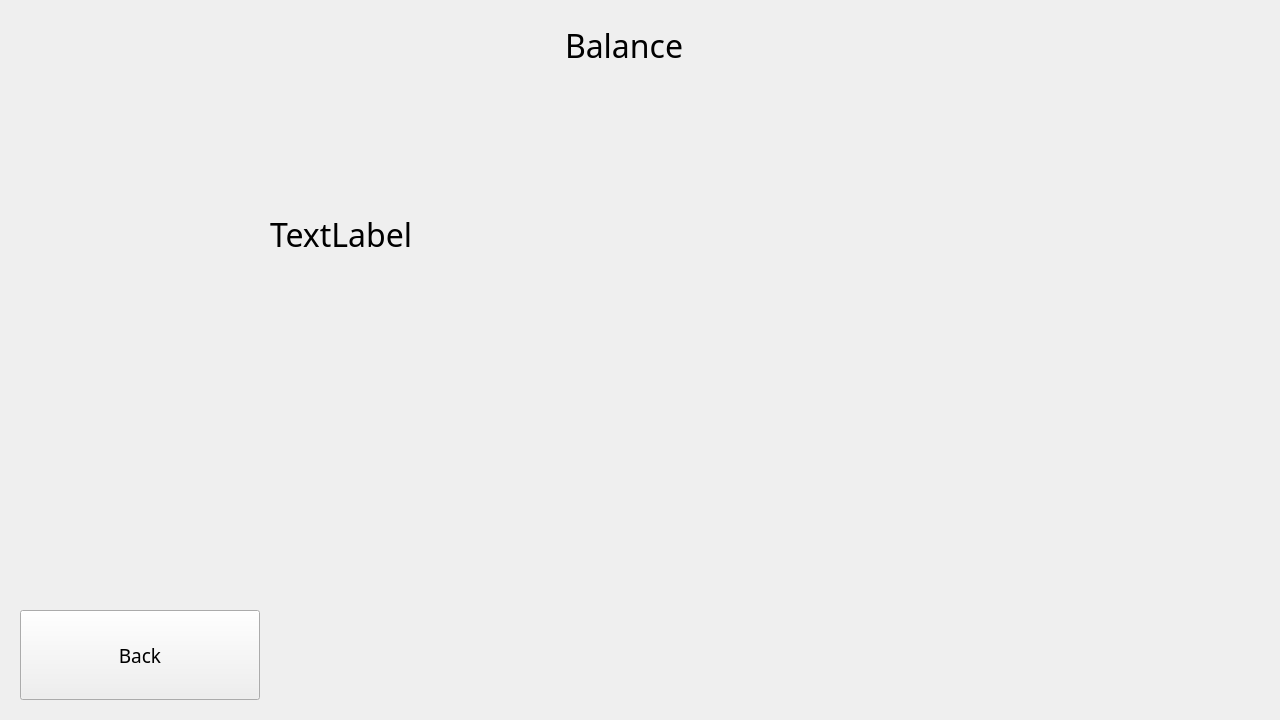
Qt form frontend/debitbalance.ui (t1rate01/ATM_groupproject) before a commit.
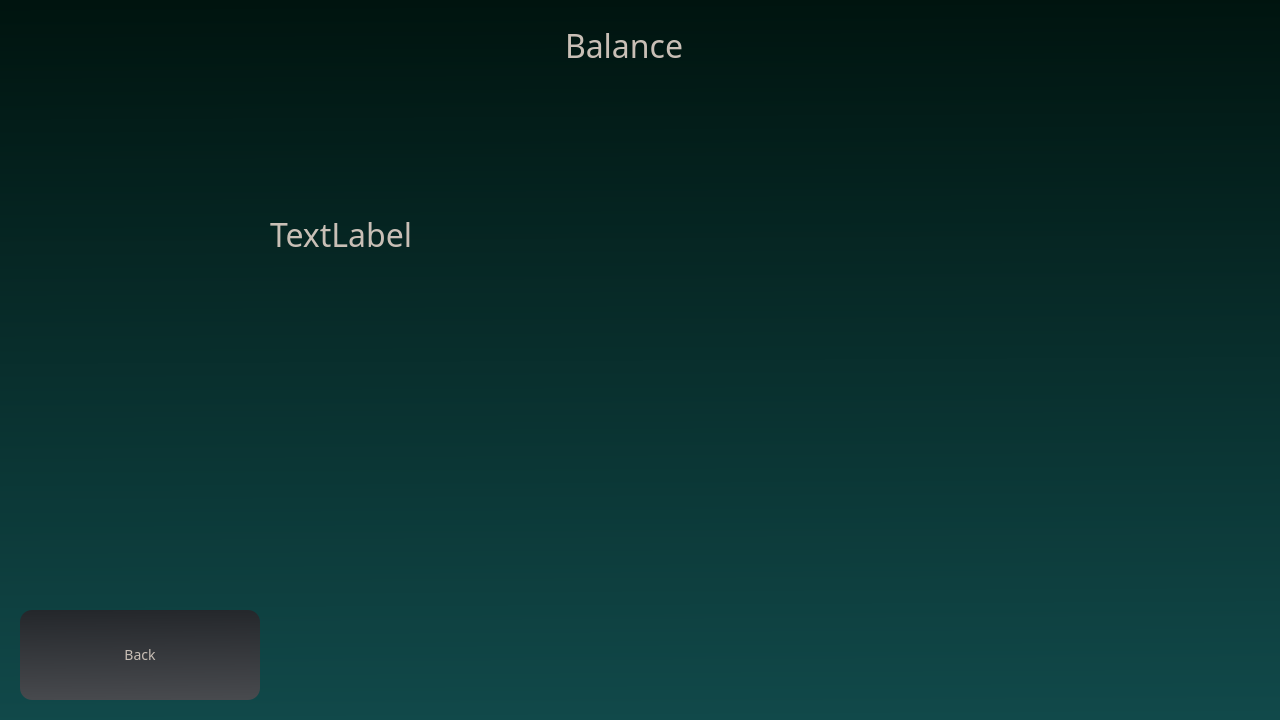
The same form after that commit.

Patch:
```diff
--- a/frontend/debitbalance.ui
+++ b/frontend/debitbalance.ui
@@ -13,6 +13,11 @@
   <property name="windowTitle">
    <string>Form</string>
   </property>
+  <property name="styleSheet">
+   <string notr="true">color: #c9bfb6;
+background-color: transparent;
+background-color: qlineargradient(spread:pad, x1:0.46, y1:0, x2:0.472, y2:1, stop:0 rgba(0, 20, 15, 255), stop:1 rgba(17, 73, 74, 255));</string>
+  </property>
   <widget class="QLabel" name="label_debitbalance">
    <property name="geometry">
     <rect>
@@ -28,6 +33,9 @@
      <pointsize>14</pointsize>
     </font>
    </property>
+   <property name="styleSheet">
+    <string notr="true">background-color: transparent;</string>
+   </property>
    <property name="text">
     <string>&lt;html&gt;&lt;head/&gt;&lt;body&gt;&lt;p&gt;&lt;span style=&quot; font-size:24pt;&quot;&gt;TextLabel&lt;/span&gt;&lt;/p&gt;&lt;/body&gt;&lt;/html&gt;</string>
    </property>
@@ -47,6 +55,9 @@
      <pointsize>14</pointsize>
     </font>
    </property>
+   <property name="styleSheet">
+    <string notr="true">background-color: transparent;</string>
+   </property>
    <property name="text">
     <string/>
    </property>
@@ -66,6 +77,9 @@
      <pointsize>24</pointsize>
     </font>
    </property>
+   <property name="styleSheet">
+    <string notr="true">background-color: transparent;</string>
+   </property>
    <property name="text">
     <string>Balance</string>
    </property>
@@ -82,9 +96,16 @@
    <property name="font">
     <font>
      <family>Century Gothic</family>
-     <pointsize>14</pointsize>
+     <pointsize>-1</pointsize>
     </font>
    </property>
+   <property name="styleSheet">
+    <string notr="true">background-color: qlineargradient(spread:pad, x1:0.494, y1:0, x2:0.517, y2:1, stop:0 rgba(36, 39, 43, 255), stop:1 rgba(72, 74, 78, 255));
+border:0px solid black;
+border-radius: 12px;
+color: #c9bfb6;
+font-size: 14px;</string>
+   </property>
    <property name="text">
     <string>Back</string>
    </property>
```
Left out of the diff: 2 changed lines with no effect on the pictures.
